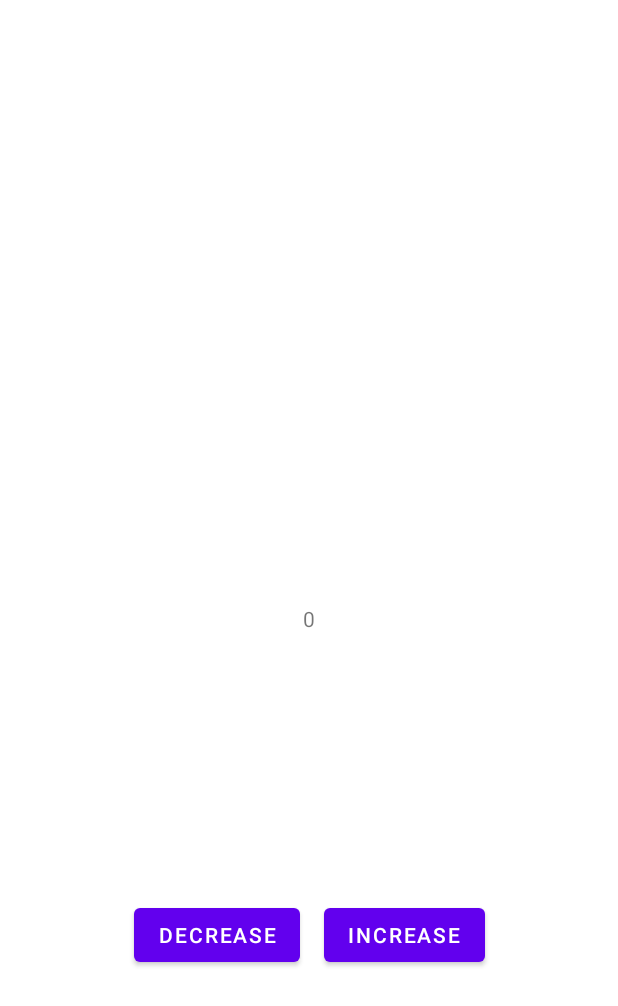
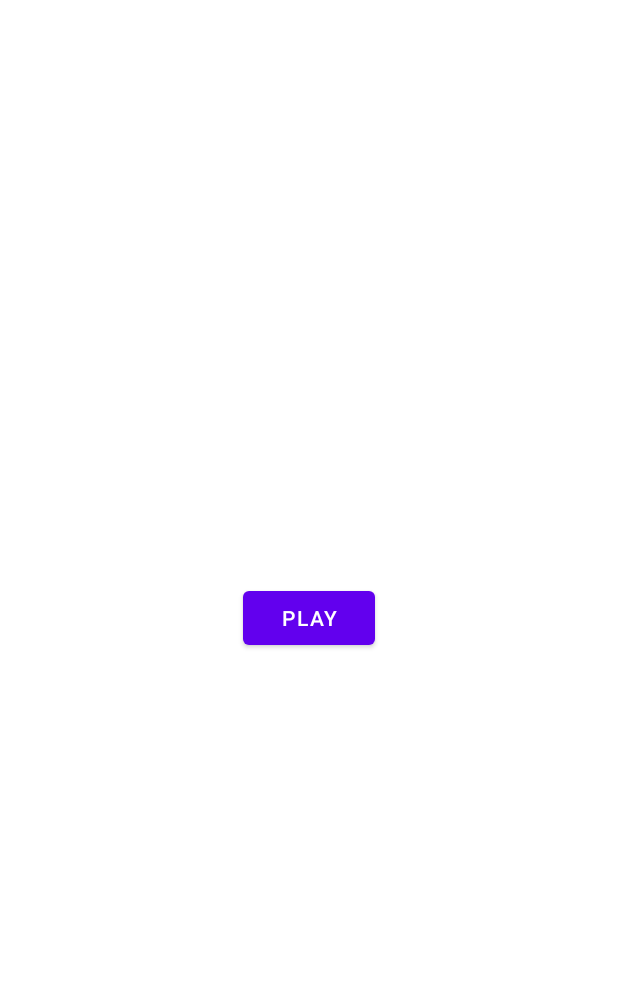
Before and after one commit to NeoMindStd/KaneSoundBoard, an Android app: the layout activity_main.xml on its own in the app's theme, with its tools: preview values and no code run, on a phone screen of 412 x 824 dp. Shown: the top 1006 px of the screen. Run offline under Robolectric (Android 15) with nearby library versions, the phone set to English and light mode, and no system bars.

Commit message:
Implement simple play button

```diff
--- a/app/src/main/AndroidManifest.xml
+++ b/app/src/main/AndroidManifest.xml
@@ -3,6 +3,7 @@
     package="com.neomind.kanesoundboard">
 
     <application
+        android:name=".KaneApplication"
         android:allowBackup="true"
         android:icon="@mipmap/ic_launcher"
         android:label="@string/app_name"
--- a/app/src/main/res/layout/activity_main.xml
+++ b/app/src/main/res/layout/activity_main.xml
@@ -8,39 +8,16 @@
         android:layout_height="match_parent"
         tools:context=".MainActivity">
 
-        <TextView
-            android:id="@+id/main_text"
+        <Button
+            android:id="@+id/main_play_button"
             android:layout_width="wrap_content"
             android:layout_height="wrap_content"
-            android:text="0"
+            android:layout_margin="8dp"
+            android:text="play"
             app:layout_constraintBottom_toBottomOf="parent"
             app:layout_constraintLeft_toLeftOf="parent"
             app:layout_constraintRight_toRightOf="parent"
             app:layout_constraintTop_toTopOf="parent" />
 
-        <Button
-            android:id="@+id/main_decrease_button"
-            android:layout_width="wrap_content"
-            android:layout_height="wrap_content"
-            android:layout_margin="8dp"
-            android:text="decrease"
-            app:layout_constraintHorizontal_chainStyle="packed"
-            app:layout_constraintTop_toBottomOf="@id/main_text"
-            app:layout_constraintLeft_toLeftOf="parent"
-            app:layout_constraintRight_toLeftOf="@id/main_increase_button"
-            app:layout_constraintBottom_toBottomOf="parent" />
-
-        <Button
-            android:id="@+id/main_increase_button"
-            android:layout_width="wrap_content"
-            android:layout_height="wrap_content"
-            android:layout_margin="8dp"
-            android:text="increase"
-            app:layout_constraintHorizontal_chainStyle="packed"
-            app:layout_constraintTop_toBottomOf="@id/main_text"
-            app:layout_constraintLeft_toRightOf="@id/main_decrease_button"
-            app:layout_constraintRight_toRightOf="parent"
-            app:layout_constraintBottom_toBottomOf="parent" />
-
     </androidx.constraintlayout.widget.ConstraintLayout>
 </layout>
```
Also changed, not shown: app/src/main/java/com/neomind/kanesoundboard/KaneApplication.kt (added, +15 -0 lines), app/src/main/java/com/neomind/kanesoundboard/MainActivity.kt (+3 -11 lines), app/src/main/java/com/neomind/kanesoundboard/MainViewModel.kt (+3 -15 lines), app/src/main/java/com/neomind/kanesoundboard/SoundPlayer.kt (added, +28 -0 lines), 4 other files.
